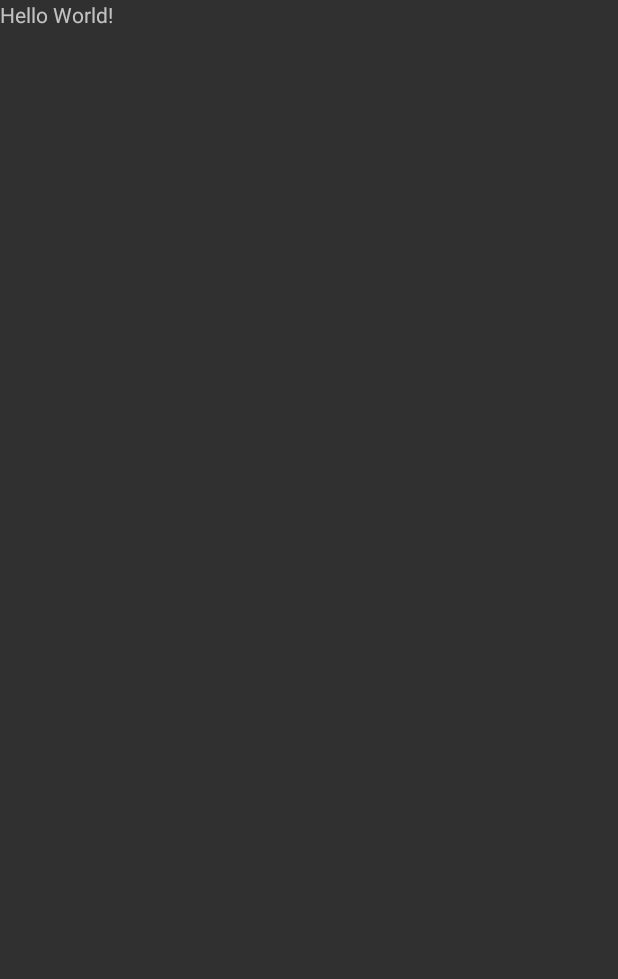
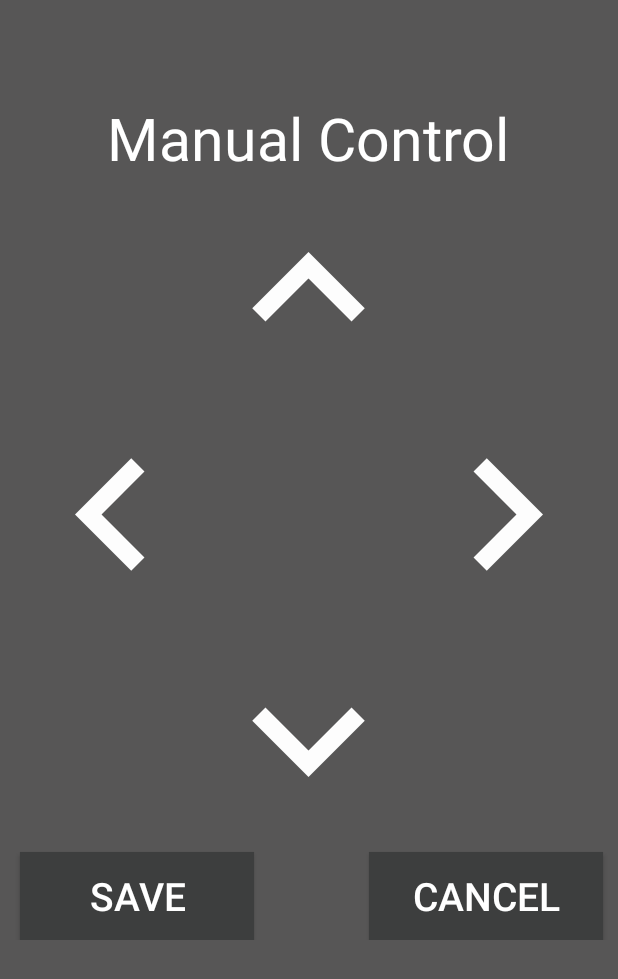
Before and after one commit to ebrahemkofe/Delivery-boot, an Android app: the screen it shows after launch (MainActivity), on a phone screen of 412 x 824 dp. Before the commit the part shown is almost empty. Shown: the top 979 px of the screen. Run offline under Robolectric (Android 15) with nearby library versions, the phone set to English and light mode, and no system bars; our stand-ins replace sdp/ssp sizes.

Commit message:
Manual Control Design.

```diff
--- /dev/null
+++ b/app/src/main/res/drawable/ic_baseline_keyboard_arrow_down_24.xml
@@ -0,0 +1,5 @@
+<vector android:height="150dp" android:tint="#FDFDFD"
+    android:viewportHeight="24" android:viewportWidth="24"
+    android:width="150dp" xmlns:android="http://schemas.android.com/apk/res/android">
+    <path android:fillColor="@android:color/white" android:pathData="M7.41,8.59L12,13.17l4.59,-4.58L18,10l-6,6 -6,-6 1.41,-1.41z"/>
+</vector>
--- /dev/null
+++ b/app/src/main/res/drawable/ic_baseline_keyboard_arrow_left_24.xml
@@ -0,0 +1,5 @@
+<vector android:height="150dp" android:tint="#FDFDFD"
+    android:viewportHeight="24" android:viewportWidth="24"
+    android:width="150dp" xmlns:android="http://schemas.android.com/apk/res/android">
+    <path android:fillColor="@android:color/white" android:pathData="M15.41,16.59L10.83,12l4.58,-4.59L14,6l-6,6 6,6 1.41,-1.41z"/>
+</vector>
--- /dev/null
+++ b/app/src/main/res/drawable/ic_baseline_keyboard_arrow_right_24.xml
@@ -0,0 +1,5 @@
+<vector android:height="150dp" android:tint="#FDFDFD"
+    android:viewportHeight="24" android:viewportWidth="24"
+    android:width="150dp" xmlns:android="http://schemas.android.com/apk/res/android">
+    <path android:fillColor="@android:color/white" android:pathData="M8.59,16.59L13.17,12 8.59,7.41 10,6l6,6 -6,6 -1.41,-1.41z"/>
+</vector>
--- /dev/null
+++ b/app/src/main/res/drawable/ic_baseline_keyboard_arrow_up_24.xml
@@ -0,0 +1,5 @@
+<vector android:height="150dp" android:tint="#FDFDFD"
+    android:viewportHeight="24" android:viewportWidth="24"
+    android:width="150dp" xmlns:android="http://schemas.android.com/apk/res/android">
+    <path android:fillColor="@android:color/white" android:pathData="M7.41,15.41L12,10.83l4.59,4.58L18,14l-6,-6 -6,6z"/>
+</vector>
--- a/app/src/main/res/layout/activity_main.xml
+++ b/app/src/main/res/layout/activity_main.xml
@@ -1,15 +1,80 @@
 <?xml version="1.0" encoding="utf-8"?>
-
-<LinearLayout xmlns:android="http://schemas.android.com/apk/res/android"
+<ScrollView
+    xmlns:android="http://schemas.android.com/apk/res/android"
     xmlns:tools="http://schemas.android.com/tools"
     android:layout_width="match_parent"
     android:layout_height="match_parent"
+    android:background="#575656"
     tools:context=".MainActivity">
 
+  <RelativeLayout
+      android:layout_width="match_parent"
+      android:layout_height="wrap_content">
 
     <TextView
+        android:id="@+id/manual_txt"
         android:layout_width="wrap_content"
         android:layout_height="wrap_content"
-        android:text="Hello World!" />
+        android:text="Manual Control"
+        android:textColor="@color/white"
+        android:textSize="@dimen/_30sdp"
+        android:layout_centerInParent="true"
+        android:layout_alignParentTop="true"
+        android:layout_marginTop="@dimen/_50sdp"/>
+      <ImageView
+          android:id="@+id/up_arrow"
+          android:layout_below="@+id/manual_txt"
+          android:layout_width="wrap_content"
+          android:layout_height="wrap_content"
+          android:layout_centerInParent="true"
+          android:src="@drawable/ic_baseline_keyboard_arrow_up_24" />
 
-</LinearLayout>
+      <ImageView
+          android:id="@+id/right_arrow"
+          android:layout_width="wrap_content"
+          android:layout_height="wrap_content"
+          android:layout_below="@+id/up_arrow"
+          android:layout_alignParentRight="true"
+          android:src="@drawable/ic_baseline_keyboard_arrow_right_24" />
+
+    <ImageView
+        android:id="@+id/left_arrow"
+        android:layout_width="wrap_content"
+        android:layout_height="wrap_content"
+        android:layout_below="@+id/up_arrow"
+        android:layout_alignParentLeft="true"
+        android:src="@drawable/ic_baseline_keyboard_arrow_left_24" />
+
+      <ImageView
+          android:id="@+id/down_arrow"
+          android:layout_width="wrap_content"
+          android:layout_height="wrap_content"
+          android:layout_below="@+id/left_arrow"
+          android:layout_centerInParent="true"
+          android:src="@drawable/ic_baseline_keyboard_arrow_down_24"/>
+
+      <Button
+          android:id="@+id/save_btn"
+          android:layout_width="@dimen/_120sdp"
+          android:layout_height="@dimen/_45sdp"
+          android:layout_below="@+id/down_arrow"
+          android:text="Save"
+          android:textSize="@dimen/_20sdp"
+          android:textColor="@color/white"
+          android:layout_marginLeft="@dimen/_10sdp"
+          android:background="#3D3E3E"/>
+
+    <Button
+        android:id="@+id/cancel_btn"
+        android:layout_width="@dimen/_120sdp"
+        android:layout_height="@dimen/_45sdp"
+        android:layout_below="@id/down_arrow"
+        android:layout_alignParentRight="true"
+        android:layout_marginRight="10dp"
+        android:background="#3D3E3E"
+        android:text="Cancel"
+        android:textColor="@color/white"
+        android:textSize="@dimen/_20sdp" />
+
+  </RelativeLayout>
+</ScrollView>
```
